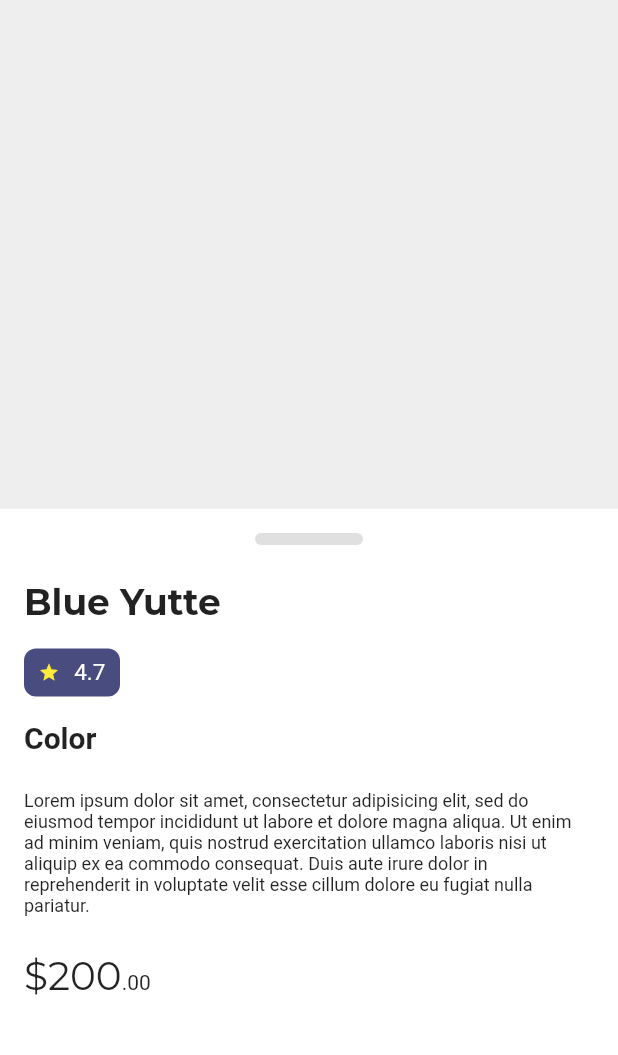
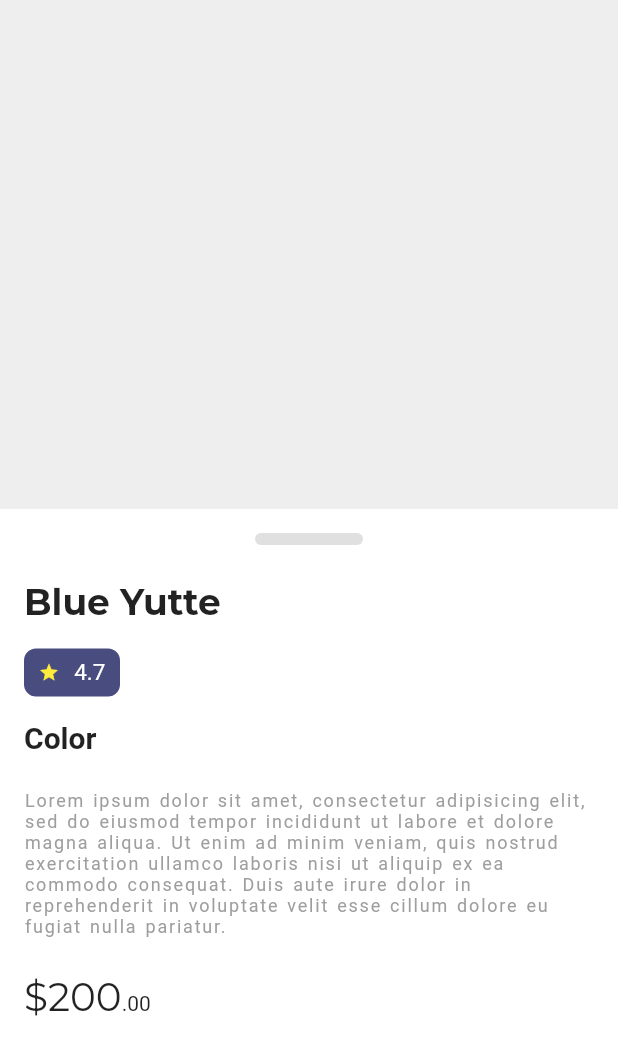
Before and after one commit to JAICHANGPARK/flutter_notebook_11th_story, a Flutter app: the FurnitureDetailPage screen opened directly, on a phone screen of 412 x 824 dp. Shown: the top 1055 px of the screen. Run offline on Flutter 3.47's test engine with Material 2 defaults, Android fonts, the phone set to English and light mode, and no system bars; our stand-ins replace backdrop, badges, flutter_inner_drawer, flutter_slidable, flutter_swiper, google_fonts; network calls fail.

Commit message:
Update detail_page.dart

```diff
--- a/lib/ep735_furniture_app/ui/detail_page.dart
+++ b/lib/ep735_furniture_app/ui/detail_page.dart
@@ -89,7 +89,9 @@ class _FurnitureDetailPageState extends State<FurnitureDetailPage> {
                   Text("Lorem ipsum dolor sit amet, consectetur adipisicing elit, sed do eiusmod tempor incididunt ut labore et dolore magna aliqua. Ut enim ad minim veniam, quis nostrud exercitation ullamco laboris nisi ut aliquip ex ea commodo consequat. Duis aute irure dolor in reprehenderit in voluptate velit esse cillum dolore eu fugiat nulla pariatur. ",
                   style: TextStyle(
                     fontSize: 12,
-
+                    color: Colors.grey,
+                    wordSpacing: 1.2,
+                    letterSpacing: 1.2
                   ),
                   ),
                   SizedBox(height: 24),
```
